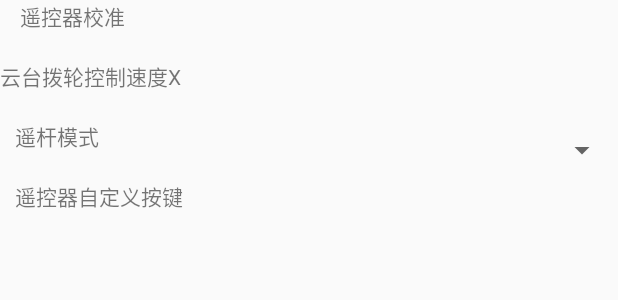
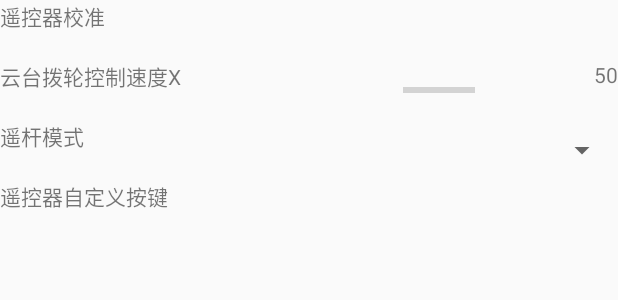
Before and after one commit to loveapple5/fpv-aircraft, an Android app: the layout fragment_remote_controller_setting.xml on its own in the app's theme, with its tools: preview values and no code run, on a phone screen of 412 x 824 dp. Shown: the top 300 px of the screen. Run offline under Robolectric (Android 15) with nearby library versions, the phone set to English and light mode, and no system bars.

Commit message:
云台控制速度显示

```diff
--- a/app/src/main/res/layout/fragment_remote_controller_setting.xml
+++ b/app/src/main/res/layout/fragment_remote_controller_setting.xml
@@ -13,10 +13,9 @@
             android:text="遥控器校准"
             android:layout_width="wrap_content"
             android:layout_height="match_parent"
+            android:id="@+id/textView11"
             android:layout_alignParentTop="true"
-            android:layout_alignParentStart="true"
-            android:layout_marginStart="13dp"
-            android:id="@+id/textView11" />
+            android:layout_alignParentStart="true" />
     </RelativeLayout>
 
     <RelativeLayout
@@ -30,21 +29,30 @@
             android:layout_alignParentTop="true"
             android:layout_alignParentStart="true"
             android:id="@+id/textView12" />
+
+        <TextView
+            android:layout_width="wrap_content"
+            android:layout_height="match_parent"
+            android:id="@+id/tv_GimbalSpeed"
+            android:layout_alignParentEnd="true"
+            android:layout_alignParentTop="true"
+            android:text="50" />
+
+        <ProgressBar
+            style="?android:attr/progressBarStyleHorizontal"
+            android:layout_width="wrap_content"
+            android:layout_height="wrap_content"
+            android:layout_alignParentTop="true"
+            android:layout_alignParentEnd="true"
+            android:layout_marginEnd="95dp"
+            android:id="@+id/progressBar3"
+            android:layout_alignParentBottom="true" />
     </RelativeLayout>
 
     <RelativeLayout
         android:layout_width="match_parent"
         android:layout_height="40dp"
         android:id="@+id/RC_Mode">
-
-        <TextView
-            android:text="遥杆模式"
-            android:layout_width="wrap_content"
-            android:layout_height="match_parent"
-            android:layout_alignParentTop="true"
-            android:layout_alignParentStart="true"
-            android:layout_marginStart="10dp"
-            android:id="@+id/textView13" />
 
         <Spinner
             android:layout_width="wrap_content"
@@ -53,6 +61,14 @@
             android:layout_marginStart="11dp"
             android:id="@+id/sp_RemoteControllerMode"
             android:layout_alignParentEnd="true" />
+
+        <TextView
+            android:text="遥杆模式"
+            android:layout_width="wrap_content"
+            android:layout_height="match_parent"
+            android:id="@+id/textView13"
+            android:layout_alignParentTop="true"
+            android:layout_alignParentStart="true" />
 
     </RelativeLayout>
 
@@ -64,9 +80,9 @@
             android:text="遥控器自定义按键"
             android:layout_width="wrap_content"
             android:layout_height="match_parent"
+            android:id="@+id/textView15"
             android:layout_alignParentTop="true"
-            android:layout_alignParentStart="true"
-            android:layout_marginStart="10dp"
-            android:id="@+id/textView15" />
+            android:layout_alignParentStart="true" />
     </RelativeLayout>
+
 </LinearLayout>
```
Also changed, not shown: app/src/main/java/com/dji/FPVDemo/fragment/RemoteControllerSettingFragment.java (+34 -4 lines).
